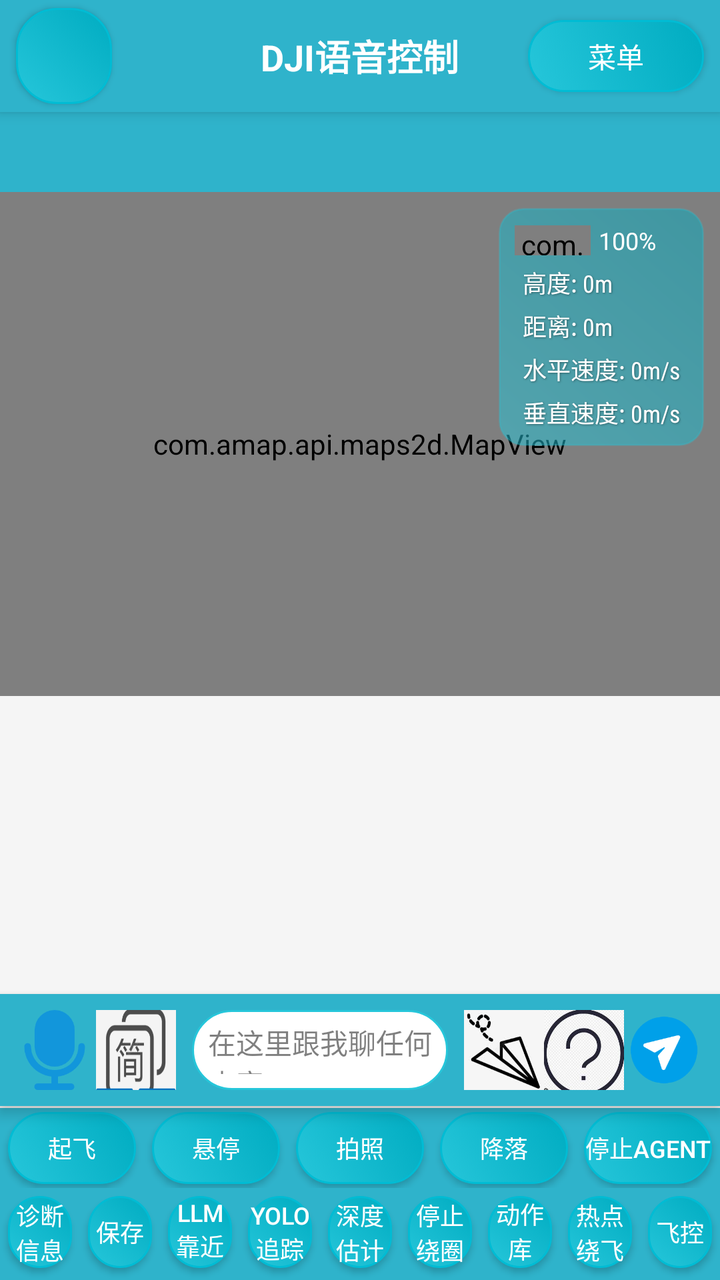
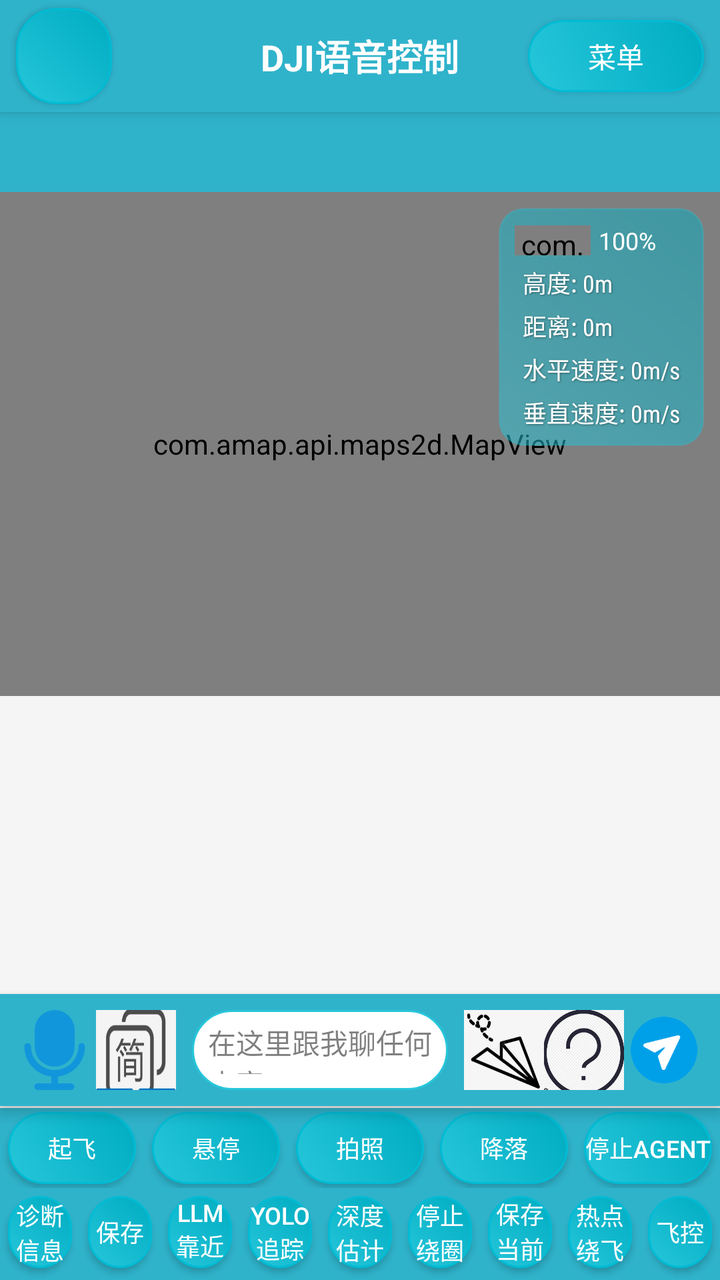

Screens rendered from an Android XML layout before and after an edit, with the pre-edit source and the edit as a unified diff.
<!-- AndroidManifest.xml: application theme AppTheme -->
<!-- res/layout/activity_fpvwaypoint.xml -->
<?xml version="1.0" encoding="utf-8"?>
<androidx.drawerlayout.widget.DrawerLayout
    xmlns:android="http://schemas.android.com/apk/res/android"
    xmlns:tools="http://schemas.android.com/tools"
    xmlns:app="http://schemas.android.com/apk/res-auto"
    android:id="@+id/drawer_layout"
    android:layout_width="match_parent"
    android:layout_height="match_parent"
    android:background="@color/view_bg"
    tools:context=".internal.controller.ControlActivity">

    <RelativeLayout
        android:layout_width="match_parent"
        android:layout_height="match_parent"
        android:orientation="vertical">

        <RelativeLayout
            android:id="@+id/main_title_rl"
            android:layout_width="fill_parent"
            android:layout_height="56dp"
            android:background="@color/colorPrimary"
            android:elevation="4dp">

            <Button
                android:id="@+id/ReturnBtn"
                android:contentDescription="返回按钮"
                android:layout_width="48dp"
                android:layout_height="48dp"
                android:layout_alignParentStart="true"
                android:layout_centerVertical="true"
                android:layout_marginStart="8dp"
                android:adjustViewBounds="true"
                android:background="@drawable/selector_back_button"
                android:onClick="onReturn" />

            <TextView
                android:id="@+id/ConnectStatusTextView"
                android:layout_width="wrap_content"
                android:layout_height="wrap_content"
                android:layout_centerInParent="true"
                android:text="DJI语音控制"
                android:textColor="@android:color/white"
                android:textSize="18sp"
                android:textStyle="bold" />

            <Button
                android:id="@+id/btn_open_drawer"
                android:layout_width="wrap_content"
                android:layout_height="36dp"
                android:layout_alignParentEnd="true"
                android:layout_centerVertical="true"
                android:layout_marginEnd="8dp"
                android:background="@drawable/round_btn"
                android:paddingStart="12dp"
                android:paddingEnd="12dp"
                android:text="菜单"
                android:textColor="@android:color/white"
                android:textSize="14sp" />

        </RelativeLayout>


        <com.google.android.material.tabs.TabLayout
            android:id="@+id/tab_layout"
            android:layout_width="match_parent"
            android:layout_height="40dp"
            android:layout_below="@+id/main_title_rl"
            android:background="@color/colorPrimary"
            app:tabIndicatorColor="@color/white"
            app:tabSelectedTextColor="@color/white"
            app:tabTextColor="#e0f7fa" />

        <FrameLayout
            android:id="@+id/fpv_container"
            android:layout_width="match_parent"
            android:layout_height="252dp"
            android:layout_below="@+id/tab_layout"
            android:background="#f0f0f0">

            <com.amap.api.maps2d.MapView
                android:id="@+id/map"
                android:layout_width="match_parent"
                android:layout_height="match_parent" />

            
            <TextureView
                android:id="@+id/fpv_texture"
                android:layout_width="match_parent"
                android:layout_height="match_parent"
                android:visibility="gone" />

            
            <LinearLayout
                android:layout_width="wrap_content"
                android:layout_height="wrap_content"
                android:layout_gravity="top|end"
                android:layout_margin="8dp"
                android:orientation="vertical"
                android:background="@drawable/status_overlay_bg"
                android:padding="8dp"
                android:elevation="4dp"
                android:layout_marginEnd="8dp">

                <LinearLayout
                    android:layout_width="wrap_content"
                    android:layout_height="wrap_content"
                    android:orientation="horizontal"
                    android:gravity="center_vertical">

                    <view
                        android:layout_width="38dp"
                        android:layout_height="15dp"
                        class="com.dji.sdk.voice_control.internal.controller.view.BatteryView"
                        android:id="@+id/battery_view" />

                    <TextView
                        android:id="@+id/battery_data"
                        android:text="100%"
                        android:layout_width="wrap_content"
                        android:layout_height="wrap_content"
                        android:textColor="#FFFFFF"
                        android:textSize="12sp"
                        android:layout_marginStart="4dp" />
                </LinearLayout>

                <TextView
                    android:id="@+id/Altitude"
                    android:text="高度: 0m"
                    android:layout_width="wrap_content"
                    android:layout_height="wrap_content"
                    android:textColor="#FFFFFF"
                    android:textSize="12sp"
                    android:layout_marginTop="4dp"
                    style="@style/flight_data_text" />

                <TextView
                    android:id="@+id/Distance"
                    android:text="距离: 0m"
                    android:layout_width="wrap_content"
                    android:layout_height="wrap_content"
                    android:textColor="#FFFFFF"
                    android:textSize="12sp"
                    android:layout_marginTop="4dp"
                    style="@style/flight_data_text" />

                <TextView
                    android:id="@+id/HorizonSpeed"
                    android:text="水平速度: 0m/s"
                    android:layout_width="wrap_content"
                    android:layout_height="wrap_content"
                    android:textColor="#FFFFFF"
                    android:textSize="12sp"
                    android:layout_marginTop="4dp"
                    style="@style/flight_data_text" />

                <TextView
                    android:id="@+id/VerticalSpeed"
                    android:text="垂直速度: 0m/s"
                    android:layout_width="wrap_content"
                    android:layout_height="wrap_content"
                    android:textColor="#FFFFFF"
                    android:textSize="12sp"
                    android:layout_marginTop="4dp"
                    style="@style/flight_data_text" />

                <TextView
                    android:id="@+id/tv_recording_status"
                    android:layout_width="wrap_content"
                    android:layout_height="wrap_content"
                    android:text="录制中: 00:00"
                    android:textColor="#FF0000"
                    android:textSize="12sp"
                    android:layout_marginTop="4dp"
                    style="@style/flight_data_text"
                    android:visibility="gone"/>
            </LinearLayout>
        </FrameLayout>


        <androidx.recyclerview.widget.RecyclerView
            android:id="@+id/rv_chatlist"
            android:layout_width="match_parent"
            android:layout_height="241dp"
            android:layout_above="@+id/rl_send"
            android:layout_below="@+id/fpv_container"
            android:layout_marginBottom="38dp"
            android:background="@color/view_bg"
            android:padding="8dp" />

        
        <RelativeLayout
            android:id="@+id/rl_send"
            android:layout_width="match_parent"
            android:layout_height="56dp"
            android:layout_above="@+id/control_buttons_container"
            android:layout_marginBottom="39dp"
            android:background="@color/colorPrimary"
            android:elevation="4dp"
            android:padding="8dp">

            <Button
                android:id="@+id/btn_control_recognize"
                android:layout_width="40dp"
                android:layout_height="40dp"
                android:layout_alignParentStart="true"
                android:layout_centerVertical="true"
                android:background="@drawable/icon_record"
                android:contentDescription="语音输入" />

            <Button
                android:id="@+id/btn_control_lan"
                android:layout_width="40dp"
                android:layout_height="40dp"
                android:layout_centerVertical="true"
                android:layout_toEndOf="@+id/btn_control_recognize"
                android:background="@drawable/zh_cn"
                android:contentDescription="切换语言" />

            <EditText
                android:id="@+id/dialog_Text"
                android:layout_width="match_parent"
                android:layout_height="40dp"
                android:layout_centerVertical="true"
                android:layout_marginStart="8dp"
                android:layout_marginEnd="8dp"
                android:layout_toStartOf="@+id/data_Btn"
                android:layout_toEndOf="@+id/btn_control_lan"
                android:background="@drawable/bg_rounded_corner"
                android:hint="在这里跟我聊任何内容"
                android:padding="8dp"
                android:textColor="@color/black"
                android:textColorHint="@color/gray"
                android:textSize="14sp" />

            <Button
                android:id="@+id/data_Btn"
                android:layout_width="40dp"
                android:layout_height="40dp"
                android:layout_centerVertical="true"
                android:layout_toStartOf="@+id/help_Btn"
                android:background="@drawable/data"
                android:contentDescription="数据" />

            <Button
                android:id="@+id/help_Btn"
                android:layout_width="40dp"
                android:layout_height="40dp"
                android:layout_centerVertical="true"
                android:layout_toStartOf="@+id/send_btn"
                android:background="@drawable/help"
                android:contentDescription="帮助" />

            <Button
                android:id="@+id/send_btn"
                android:layout_width="40dp"
                android:layout_height="40dp"
                android:layout_alignParentEnd="true"
                android:layout_centerVertical="true"
                android:background="@drawable/btn_send"
                android:contentDescription="发送" />
        </RelativeLayout>

        <LinearLayout
            android:id="@+id/control_buttons_container"
            android:layout_width="match_parent"
            android:layout_height="48dp"
            android:layout_alignParentBottom="true"
            android:background="@color/colorPrimary"
            android:orientation="horizontal"
            android:gravity="center">

            <Button
                android:id="@+id/problem_buttion"
                android:layout_width="0dp"
                android:layout_height="36dp"
                android:layout_weight="1"
                android:layout_marginStart="4dp"
                android:layout_marginEnd="4dp"
                android:background="@drawable/round_btn"
                android:text="诊断信息"
                android:textColor="@android:color/white"
                android:textSize="12sp" />

            <Button
                android:id="@+id/btn_save_chat"
                android:layout_width="0dp"
                android:layout_height="36dp"
                android:layout_weight="1"
                android:layout_marginStart="4dp"
                android:layout_marginEnd="4dp"
                android:background="@drawable/round_btn"
                android:text="保存"
                android:textColor="@android:color/white"
                android:textSize="12sp" />

            <Button
                android:id="@+id/llm_agent"
                android:layout_width="0dp"
                android:layout_height="36dp"
                android:layout_weight="1"
                android:layout_marginStart="4dp"
                android:layout_marginEnd="4dp"
                android:background="@drawable/round_btn"
                android:text="llm靠近绕飞"
                android:textColor="@android:color/white"
                android:textSize="12sp" />

            <Button
                android:id="@+id/yolo_track"
                android:layout_width="0dp"
                android:layout_height="36dp"
                android:layout_weight="1"
                android:layout_marginStart="4dp"
                android:layout_marginEnd="4dp"
                android:background="@drawable/round_btn"
                android:text="YOLO追踪"
                android:textColor="@android:color/white"
                android:textSize="12sp" />

            <Button
                android:id="@+id/depth_estimation_button"
                android:layout_width="0dp"
                android:layout_height="36dp"
                android:layout_weight="1"
                android:layout_marginStart="4dp"
                android:layout_marginEnd="4dp"
                android:background="@drawable/round_btn"
                android:text="深度估计"
                android:textColor="@android:color/white"
                android:textSize="12sp" />

            <Button
                android:id="@+id/stop_cycle"
                android:layout_width="0dp"
                android:layout_height="36dp"
                android:layout_weight="1"
                android:layout_marginStart="4dp"
                android:layout_marginEnd="4dp"
                android:background="@drawable/round_btn"
                android:text="停止绕圈"
                android:textColor="@android:color/white"
                android:textSize="12sp" />

            <Button
                android:id="@+id/Action_Target"
                android:layout_width="0dp"
                android:layout_height="36dp"
                android:layout_weight="1"
                android:layout_marginStart="4dp"
                android:layout_marginEnd="4dp"
                android:background="@drawable/round_btn"
                android:text="动作库Agent"
                android:textColor="@android:color/white"
                android:textSize="12sp" />


            <Button
                android:id="@+id/llm_agent_fixed"
                android:layout_width="0dp"
                android:layout_height="36dp"
                android:layout_weight="1"
                android:layout_marginStart="4dp"
                android:layout_marginEnd="4dp"
                android:background="@drawable/round_btn"
                android:text="热点绕飞"
                android:textColor="@android:color/white"
                android:textSize="12sp" />

            <Button
                android:id="@+id/test_control"
                android:layout_width="0dp"
                android:layout_height="36dp"
                android:layout_weight="1"
                android:layout_marginStart="4dp"
                android:layout_marginEnd="4dp"
                android:background="@drawable/round_btn"
                android:text="飞控"
                android:textColor="@android:color/white"
                android:textSize="12sp" />
        </LinearLayout>

        <LinearLayout
            android:id="@+id/control_buttons_container2"
            android:layout_width="match_parent"
            android:layout_height="40dp"
            android:layout_alignParentBottom="true"
            android:layout_marginBottom="46dp"
            android:background="@color/colorPrimary"
            android:gravity="center"
            android:orientation="horizontal">

            <Button
                android:id="@+id/takeoff_buttion"
                android:layout_width="0dp"
                android:layout_height="36dp"
                android:layout_marginStart="4dp"
                android:layout_marginEnd="4dp"
                android:layout_weight="1"
                android:background="@drawable/round_btn"
                android:text="起飞"
                android:textColor="@android:color/white"
                android:textSize="12sp" />

            <Button
                android:id="@+id/stop_button"
                android:layout_width="0dp"
                android:layout_height="36dp"
                android:layout_marginStart="4dp"
                android:layout_marginEnd="4dp"
                android:layout_weight="1"
                android:background="@drawable/round_btn"
                android:text="悬停"
                android:textColor="@android:color/white"
                android:textSize="12sp" />

            <Button
                android:id="@+id/photo_button"
                android:layout_width="0dp"
                android:layout_height="36dp"
                android:layout_marginStart="4dp"
                android:layout_marginEnd="4dp"
                android:layout_weight="1"
                android:background="@drawable/round_btn"
                android:text="拍照"
                android:textColor="@android:color/white"
                android:textSize="12sp" />

            <Button
                android:id="@+id/land_button"
                android:layout_width="0dp"
                android:layout_height="36dp"
                android:layout_marginStart="4dp"
                android:layout_marginEnd="4dp"
                android:layout_weight="1"
                android:background="@drawable/round_btn"
                android:text="降落"
                android:textColor="@android:color/white"
                android:textSize="12sp" />

            <Button
                android:id="@+id/stop_agent_button"
                android:layout_width="0dp"
                android:layout_height="36dp"
                android:layout_marginStart="4dp"
                android:layout_marginEnd="4dp"
                android:layout_weight="1"
                android:background="@drawable/round_btn"
                android:text="停止Agent"
                android:textColor="@android:color/white"
                android:textSize="12sp" />


        </LinearLayout>

    </RelativeLayout>

    
    <com.google.android.material.navigation.NavigationView
        android:id="@+id/nav_view"
        android:layout_width="280dp"
        android:layout_height="match_parent"
        android:layout_gravity="start"
        android:background="@color/white"
        android:fitsSystemWindows="true">

        
        <ScrollView
            android:layout_width="match_parent"
            android:layout_height="match_parent">
            
            <LinearLayout
                android:layout_width="match_parent"
                android:layout_height="wrap_content"
                android:orientation="vertical"
                android:padding="16dp">

                <TextView
                    android:layout_width="match_parent"
                    android:layout_height="wrap_content"
                    android:text="飞行控制"
                    android:textColor="@color/colorPrimary"
                    android:textSize="18sp"
                    android:textStyle="bold"
                    android:layout_marginBottom="8dp"/>

                <Button
                    android:id="@+id/btn_waypoint"
                    style="@style/common_button"
                    android:layout_width="match_parent"
                    android:layout_height="48dp"
                    android:layout_marginTop="8dp"
                    android:drawablePadding="8dp"
                    android:gravity="start|center_vertical"
                    android:paddingStart="16dp"
                    android:text="航点" />

                <TextView
                    android:layout_width="match_parent"
                    android:layout_height="wrap_content"
                    android:text="相机控制"
                    android:textColor="@color/colorPrimary"
                    android:textSize="18sp"
                    android:textStyle="bold"
                    android:layout_marginTop="16dp"
                    android:layout_marginBottom="8dp"/>

                <Button
                    android:id="@+id/btn_photo"
                    style="@style/common_button"
                    android:layout_width="match_parent"
                    android:layout_height="48dp"
                    android:layout_marginTop="8dp"
                    android:drawablePadding="8dp"
                    android:gravity="start|center_vertical"
                    android:paddingStart="16dp"
                    android:text="拍照和录像" />

                <Button
                    android:id="@+id/btn_to_download"
                    style="@style/common_button"
                    android:layout_width="match_parent"
                    android:layout_height="48dp"
                    android:layout_marginTop="8dp"
                    android:drawablePadding="8dp"
                    android:gravity="start|center_vertical"
                    android:paddingStart="16dp"
                    android:text="下载" />

                <Button
                    android:id="@+id/btn_record_video"
                    style="@style/common_button"
                    android:layout_width="match_parent"
                    android:layout_height="48dp"
                    android:layout_marginTop="8dp"
                    android:drawablePadding="8dp"
                    android:gravity="start|center_vertical"
                    android:paddingStart="16dp"
                    android:text="开始录制" />

                <TextView
                    android:layout_width="match_parent"
                    android:layout_height="wrap_content"
                    android:text="高级设置"
                    android:textColor="@color/colorPrimary"
                    android:textSize="18sp"
                    android:textStyle="bold"
                    android:layout_marginTop="16dp"
                    android:layout_marginBottom="8dp"/>

                <ToggleButton
                    android:id="@+id/btn_start_simulator"
                    style="@style/common_button"
                    android:layout_width="match_parent"
                    android:layout_height="48dp"
                    android:layout_marginTop="8dp"
                    android:gravity="start|center_vertical"
                    android:paddingStart="16dp"
                    android:textOff="开始模拟"
                    android:textOn="停止模拟" />

                <Button
                    android:id="@+id/btn_nogps_takeoff"
                    style="@style/common_button"
                    android:layout_width="match_parent"
                    android:layout_height="48dp"
                    android:layout_marginTop="8dp"
                    android:gravity="start|center_vertical"
                    android:paddingStart="16dp"
                    android:text="开启无GPS定位起飞" />

                <Button
                    android:id="@+id/set_home_current"
                    style="@style/common_button"
                    android:layout_width="match_parent"
                    android:layout_height="48dp"
                    android:layout_marginTop="8dp"
                    android:gravity="start|center_vertical"
                    android:paddingStart="16dp"
                    android:text="设置返航点为当前飞机位置" />

                <ToggleButton
                    android:id="@+id/is_GPT_Serve"
                    style="@style/common_button"
                    android:layout_width="match_parent"
                    android:layout_height="48dp"
                    android:layout_marginTop="8dp"
                    android:gravity="start|center_vertical"
                    android:paddingStart="16dp"
                    android:textOff="使用服务器"
                    android:textOn="使用GPT" />
            </LinearLayout>
        </ScrollView>
    </com.google.android.material.navigation.NavigationView>
</androidx.drawerlayout.widget.DrawerLayout>
<!-- resources referenced by this layout -->
<resources>
  <color name="black">#ff000000</color>
  <color name="colorPrimary">#2fb3cb</color>
  <color name="gray">#80000000</color>
  <color name="view_bg">#f5f5f5</color>
  <color name="white">#ffffff</color>
  <!-- drawable bg_rounded_corner (drawable) -->
  <?xml version="1.0" encoding="utf-8"?>
  <shape xmlns:android="http://schemas.android.com/apk/res/android"
      android:shape="rectangle">
      <solid android:color="@color/white" />
      <stroke android:width="1dp" android:color="#26c6da" />
      <corners android:radius="20dp" />
  
  </shape>
  <!-- drawable selector_back_button (drawable) -->
  <selector xmlns:android="http://schemas.android.com/apk/res/android">
   
      <item android:drawable="@drawable/round_btn_normal" android:state_pressed="false"></item>
      <item android:drawable="@drawable/round_btn_pressed" android:state_pressed="true"></item>
      <item android:drawable="@drawable/round_btn_disable" android:state_enabled="false" ></item>
  
   </selector>
  <!-- drawable status_overlay_bg (drawable) -->
  <?xml version="1.0" encoding="utf-8"?>
  <shape xmlns:android="http://schemas.android.com/apk/res/android"
      android:shape="rectangle">
      <gradient
          android:startColor="#8026c6da"
          android:endColor="#8000acc1"
          android:angle="45" />
      <corners android:radius="12dp" />
      <stroke android:width="1dp" android:color="#4026c6da" />
  </shape>
  <style name="flight_data_text">
          <item name="android:shadowColor">@color/black_overlay</item>
          <item name="android:shadowDx">1</item>
          <item name="android:shadowDy">1</item>
          <item name="android:shadowRadius">2</item>
          <item name="android:textSize">12sp</item>
          <item name="android:textColor">@color/white</item>
          <item name="android:layout_marginTop">4dp</item>
          <item name="android:paddingStart">4dp</item>
          <item name="android:paddingEnd">4dp</item>
          <item name="android:fontFamily">sans-serif-condensed</item>
      </style>
  <style name="AppTheme" parent="Theme.AppCompat.Light.DarkActionBar">
          
          <item name="colorPrimary">@color/colorPrimary</item>
          <item name="colorPrimaryDark">@color/colorPrimaryDark</item>
          <item name="colorAccent">@color/colorAccent</item>
          <item name="android:navigationBarColor">@color/colorPrimary</item>
          <item name="actionMenuTextAppearance">@style/menu_item_appearance</item>
      </style>
  <!-- drawable round_btn_pressed (drawable) -->
  <?xml version="1.0" encoding="utf-8"?>
  <shape xmlns:android="http://schemas.android.com/apk/res/android">
      <gradient
          android:startColor="#80deea"
          android:endColor="#4dd0e1"
          android:angle="45" />
      <corners android:radius="20dp" />
      <stroke android:width="1dp" android:color="#80deea" />
  </shape>
  <!-- drawable round_btn_disable (drawable) -->
  <?xml version="1.0" encoding="utf-8"?>
  <shape xmlns:android="http://schemas.android.com/apk/res/android">
      <solid android:color="#AAAAAAAA" />
      <corners android:topLeftRadius="10dp"
          android:topRightRadius="10dp"
          android:bottomRightRadius="10dp"
          android:bottomLeftRadius="10dp"/>
  </shape>
  <!-- drawable round_btn_normal (drawable) -->
  <?xml version="1.0" encoding="utf-8"?>
  <shape xmlns:android="http://schemas.android.com/apk/res/android">
      <gradient
          android:startColor="#26c6da"
          android:endColor="#00acc1"
          android:angle="45" />
      <corners android:radius="20dp" />
      <stroke android:width="1dp" android:color="#00bcd4" />
  </shape>
  <color name="black_overlay">#66000000</color>
  <color name="colorPrimaryDark">#0099cc</color>
  <color name="colorAccent">#00bcd4</color>
  <style name="menu_item_appearance" parent="@android:style/TextAppearance.Holo.Widget.ActionBar.Menu">
          <item name="android:textSize">25sp</item>
      </style>
  <!-- unchanged entries left out for length: 7 -->
</resources>

<!-- the commit's change to res/layout/activity_fpvwaypoint.xml (unified diff, before → after) -->
@@ -342,14 +342,14 @@
                 android:textSize="12sp" />
 
             <Button
-                android:id="@+id/Action_Target"
-                android:layout_width="0dp"
-                android:layout_height="36dp"
-                android:layout_weight="1"
-                android:layout_marginStart="4dp"
-                android:layout_marginEnd="4dp"
-                android:background="@drawable/round_btn"
-                android:text="动作库Agent"
+                android:id="@+id/location_save"
+                android:layout_width="0dp"
+                android:layout_height="36dp"
+                android:layout_weight="1"
+                android:layout_marginStart="4dp"
+                android:layout_marginEnd="4dp"
+                android:background="@drawable/round_btn"
+                android:text="保存当前姿态"
                 android:textColor="@android:color/white"
                 android:textSize="12sp" />
 
